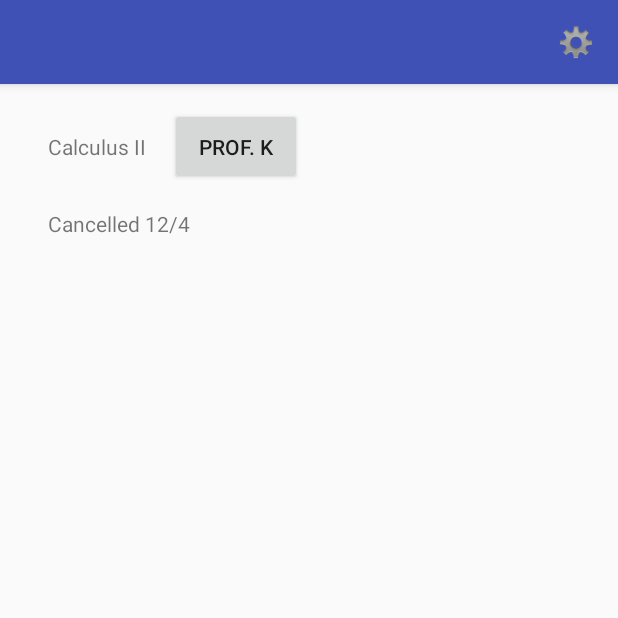
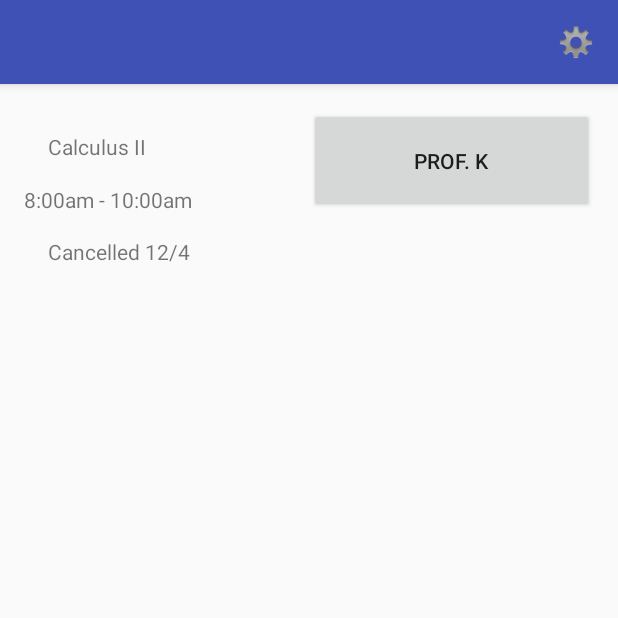
Before and after one commit to GrahamBurek/gitgudhackathon, an Android app: the DisplayEventActivity screen opened directly, with no data from a screen before it, on a phone screen of 412 x 824 dp, the top half of it. Run offline under Robolectric (Android 15) with nearby library versions, the phone set to English and light mode, and no system bars.

Commit message:
worked on event profile page

```diff
--- a/app/src/main/res/layout/content_display_event.xml
+++ b/app/src/main/res/layout/content_display_event.xml
@@ -1,5 +1,5 @@
 <?xml version="1.0" encoding="utf-8"?>
-<RelativeLayout xmlns:android="http://schemas.android.com/apk/res/android"
+<LinearLayout xmlns:android="http://schemas.android.com/apk/res/android"
     xmlns:app="http://schemas.android.com/apk/res-auto"
     xmlns:tools="http://schemas.android.com/tools"
     android:layout_width="match_parent"
@@ -10,7 +10,16 @@
     android:paddingTop="@dimen/activity_vertical_margin"
     app:layout_behavior="@string/appbar_scrolling_view_behavior"
     tools:context="com.gitgud.hackathon.DisplayEventActivity"
-    tools:showIn="@layout/activity_display_event">
+    tools:showIn="@layout/activity_display_event"
+    android:orientation="vertical">
+    <LinearLayout
+        android:layout_width="match_parent"
+        android:layout_height="70dp">
+    <LinearLayout
+        android:layout_width="0dp"
+        android:layout_height="match_parent"
+        android:layout_weight="1"
+        android:orientation="vertical">
 
     <TextView
         android:layout_width="wrap_content"
@@ -21,11 +30,25 @@
         android:paddingLeft="@dimen/activity_horizontal_margin"
         android:paddingRight="@dimen/activity_horizontal_margin"
         android:paddingTop="@dimen/activity_vertical_margin"/>
+        <TextView
+            android:layout_width="wrap_content"
+            android:layout_height="wrap_content"
+            android:id="@+id/event_time"
+            android:text="8:00am - 10:00am"/>
+            <!--android:paddingBottom="@dimen/activity_vertical_margin"-->
+            <!--android:paddingLeft="@dimen/activity_horizontal_margin"-->
+            <!--android:paddingRight="@dimen/activity_horizontal_margin"-->
+            <!--android:paddingTop="@dimen/activity_vertical_margin"-->
 
+</LinearLayout>
+    <LinearLayout
+        android:layout_width="0dp"
+        android:layout_height="match_parent"
+        android:layout_weight="1">
     <Button
         android:id="@+id/user_button"
-        android:layout_width="wrap_content"
-        android:layout_height="wrap_content"
+        android:layout_width="match_parent"
+        android:layout_height="match_parent"
         android:text="Prof. K"
         android:onClick="viewEvent"
         android:layout_toRightOf="@id/event_title"
@@ -34,6 +57,8 @@
         android:paddingLeft="@dimen/activity_horizontal_margin"
         android:paddingRight="@dimen/activity_horizontal_margin"
         android:paddingTop="@dimen/activity_vertical_margin"/>
+    </LinearLayout>
+    </LinearLayout>
     <TextView
         android:layout_width="match_parent"
         android:layout_height="wrap_content"
@@ -44,4 +69,4 @@
         android:paddingRight="@dimen/activity_horizontal_margin"
         android:paddingTop="@dimen/activity_vertical_margin"/>
 
-</RelativeLayout>
+</LinearLayout>
```
